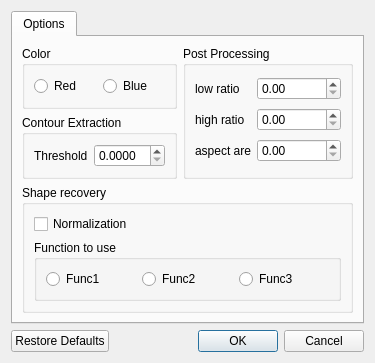
Old version of the form project/c++/gui/options.ui in the repository GVallicrosa/vibot6-mscv3-se.
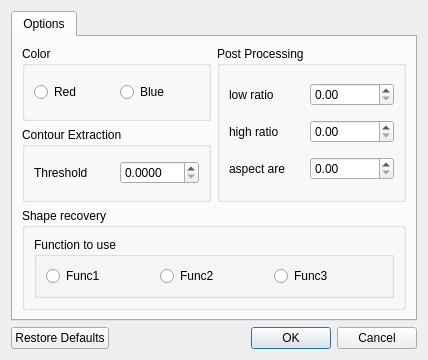
New version of the form. Icons and pictures are not drawn.

Patch:
```diff
--- a/project/c++/gui/options.ui
+++ b/project/c++/gui/options.ui
@@ -6,8 +6,8 @@
    <rect>
     <x>0</x>
     <y>0</y>
-    <width>357</width>
-    <height>348</height>
+    <width>428</width>
+    <height>360</height>
    </rect>
   </property>
   <property name="windowTitle">
@@ -127,13 +127,6 @@
          </property>
          <layout class="QGridLayout" name="gridLayout_3">
           <item row="0" column="0">
-           <widget class="QCheckBox" name="Normalization">
-            <property name="text">
-             <string>Normalization</string>
-            </property>
-           </widget>
-          </item>
-          <item row="1" column="0">
            <widget class="QGroupBox" name="groupBox_5">
             <property name="title">
              <string>Function to use</string>
```
